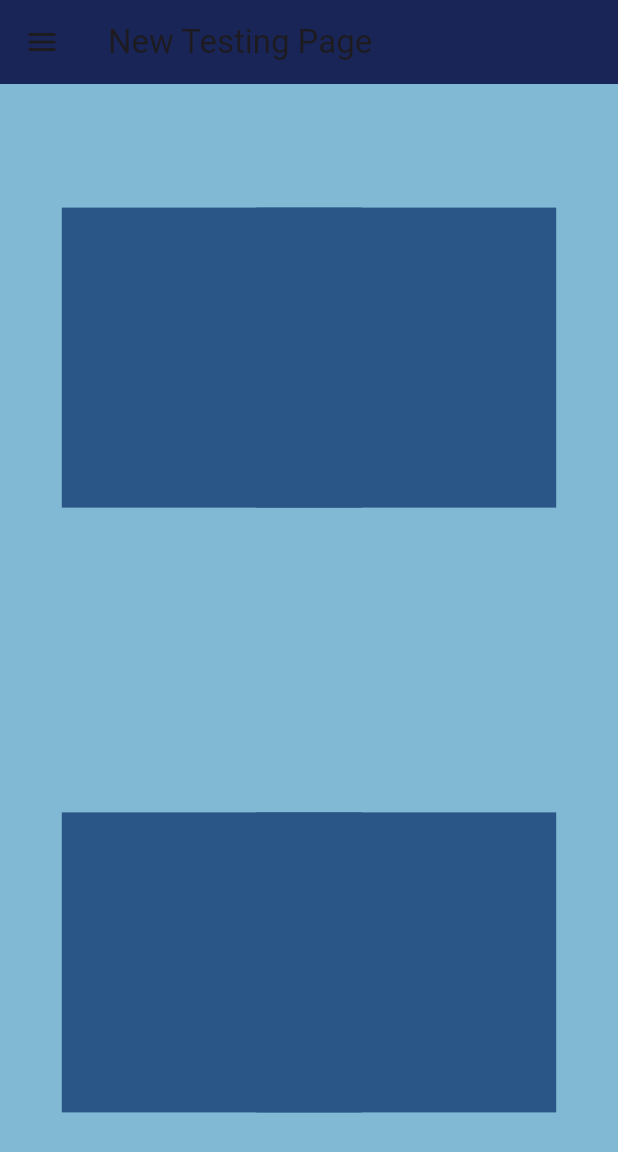
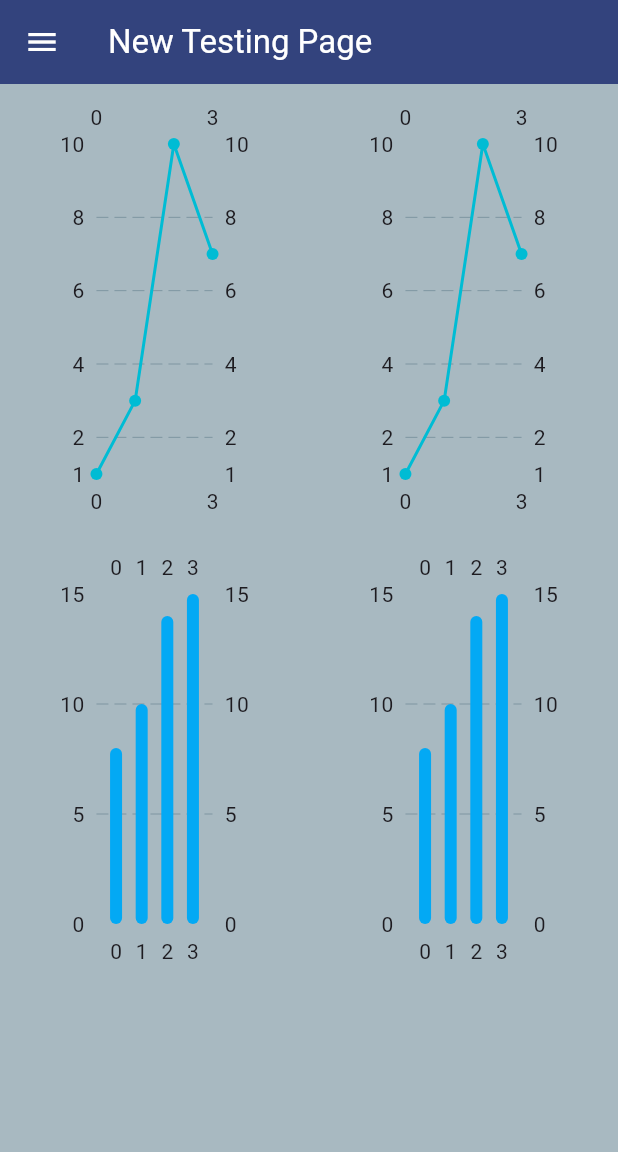
Before and after one commit to EnesMalik02/esp8266_flutter_ui_connection, a Flutter app: the NewPage screen opened by its route, on a phone screen of 412 x 824 dp. Shown: the top 1152 px of the screen. Run offline on Flutter 3.47's test engine with Material 3 defaults, Android fonts, the phone set to English and light mode, and no system bars; drawn by our look-alikes of fl_chart.

Commit message:
data graphic learning

```diff
--- a/lib/pages/smt_new_page.dart
+++ b/lib/pages/smt_new_page.dart
@@ -1,7 +1,8 @@
 // ignore_for_file: unused_import, prefer_const_literals_to_create_immutables, prefer_const_constructors
 
 import 'package:flutter/material.dart';
-
+import 'package:flutter/widgets.dart';
+import 'package:fl_chart/fl_chart.dart';
 
 import 'package:teknofest/pages/first_page.dart';
 import 'package:teknofest/pages/real_time_data_page.dart';
@@ -30,10 +31,11 @@ class _NewPageState extends State<NewPage> {
     double verticalPadding = height * 0.1; // Ekran yüksekliğinin %10'u
 
     return Scaffold(
-      backgroundColor: Color.fromARGB(198, 93, 164, 198),
+      backgroundColor: Color.fromARGB(197, 142, 164, 175),
       appBar: AppBar(
-        backgroundColor: Color.fromARGB(255, 24, 37, 86),
+        backgroundColor: Color.fromARGB(255, 51, 67, 125),
         title: Text("New Testing Page"),
+        foregroundColor: Colors.white,
       ),
       drawer: Drawer(
         child: ListView(
@@ -100,45 +102,67 @@ class _NewPageState extends State<NewPage> {
           ],
         ),
       ),
-      body: Stack(
-        children: [
-          Positioned(
-            left: horizontalPadding,
-            top: verticalPadding,
-            child: Container(
-              height: 200,
-              width: 200,
-              color: Color.fromARGB(255, 41, 86, 134),
+      body: SingleChildScrollView(
+        child: Column(
+          children: [
+            // İlk satırda iki grafik
+            Row(
+              mainAxisAlignment: MainAxisAlignment.spaceAround,
+              children: [
+                _buildLineChartContainer(width),
+                _buildLineChartContainer(width),
+              ],
             ),
-          ),
-          Positioned(
-            right: horizontalPadding,
-            top: verticalPadding,
-            child: Container(
-              height: 200,
-              width: 200,
-              color: Color.fromARGB(255, 41, 86, 134),
+            // İkinci satırda iki grafik
+            Row(
+              mainAxisAlignment: MainAxisAlignment.spaceAround,
+              children: [
+                _buildBarChartContainer(width),
+                _buildBarChartContainer(width), // Örneğinizi takip ederek ikinci bir bar chart ekledim.
+              ],
             ),
-          ),
-          Positioned(
-            left: horizontalPadding,
-            bottom: verticalPadding,
-            child: Container(
-              height: 200,
-              width: 200,
-              color: Color.fromARGB(255, 41, 86, 134),
-            ),
-          ),
-          Positioned(
-            right: horizontalPadding,
-            bottom: verticalPadding,
-            child: Container(
-              height: 200,
-              width: 200,
-              color: Color.fromARGB(255, 41, 86, 134),
-            ),
-          ),
-        ],
+          ],
+        ),
+      ),
+    );
+  }
+
+  Widget _buildLineChartContainer(double width) {
+    return Container(
+      padding: EdgeInsets.all(10),
+      height: 300,
+      width: width * 0.45,
+      child: LineChart(
+        LineChartData(
+          borderData: FlBorderData(show: false),
+          lineBarsData: [
+            LineChartBarData(spots: [
+              FlSpot(0, 1),
+              FlSpot(1, 3),
+              FlSpot(2, 10),
+              FlSpot(3, 7),
+            ])
+          ],
+        ),
+      ),
+    );
+  }
+
+  Widget _buildBarChartContainer(double width) {
+    return Container(
+      padding: EdgeInsets.all(10),
+      height: 300,
+      width: width * 0.45,
+      child: BarChart(
+        BarChartData(
+          borderData: FlBorderData(show: false),
+          barGroups: [
+            BarChartGroupData(x: 0, barRods: [BarChartRodData(toY: 8, color: Colors.lightBlue)]),
+            BarChartGroupData(x: 1, barRods: [BarChartRodData(toY: 10, color: Colors.lightBlue)]),
+            BarChartGroupData(x: 2, barRods: [BarChartRodData(toY: 14, color: Colors.lightBlue)]),
+            BarChartGroupData(x: 3, barRods: [BarChartRodData(toY: 15, color: Colors.lightBlue)]),
+          ],
+        ),
       ),
     );
   }
--- a/pubspec.yaml
+++ b/pubspec.yaml
@@ -30,6 +30,9 @@ environment:
 dependencies:
   flutter:
     sdk: flutter
+  fl_chart: ^0.65.0
+
+
 
 
   # The following adds the Cupertino Icons font to your application.
@@ -39,6 +42,8 @@ dependencies:
 dev_dependencies:
   flutter_test:
     sdk: flutter
+
+
 
   # The "flutter_lints" package below contains a set of recommended lints to
   # encourage good coding practices. The lint set provided by the package is
```
Also changed, not shown: pubspec.lock.
